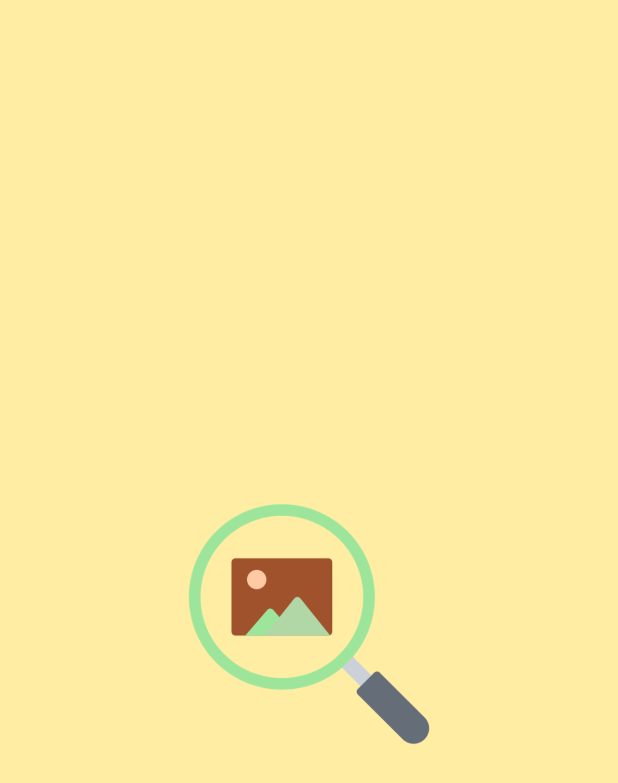
After one commit to ApexCaptain/ImageFinder, an Android app: the IntroActivity screen opened directly, with no data from a screen before it, on a phone screen of 412 x 824 dp. The commit adds this screen. Shown: the top 783 px of the screen. Run offline under Robolectric (Android 15) with nearby library versions, the phone set to English and light mode, and no system bars.

Commit message:
Swipe Refresh 및 Intro 추가

```diff
--- a/app/build.gradle
+++ b/app/build.gradle
@@ -66,6 +66,7 @@ dependencies {
 
     // Custom Layout Components
     implementation "com.wang.avi:library:$wang_avi_process_indicator_version"
+    implementation "com.github.recruit-lifestyle:WaveSwipeRefreshLayout:$wave_swpie_refresh_layout_version"
 
 
 }
--- /dev/null
+++ b/app/src/main/java/com/gmail/ayteneve93/apex/kakaopay_preassignment/view/intro/IntroActivity.kt
@@ -0,0 +1,19 @@
+package com.gmail.ayteneve93.apex.kakaopay_preassignment.view.intro
+
+import android.content.Intent
+import androidx.appcompat.app.AppCompatActivity
+import android.os.Bundle
+import android.os.Handler
+import com.gmail.ayteneve93.apex.kakaopay_preassignment.R
+import com.gmail.ayteneve93.apex.kakaopay_preassignment.view.main.MainActivity
+
+// 이번 앱의 인트로는 추가적인 프로세스가 요구되지 않으므로 뷰 모델을 작성하지 않음
+class IntroActivity : AppCompatActivity() {
+    override fun onCreate(savedInstanceState: Bundle?) {
+        super.onCreate(savedInstanceState)
+        setContentView(R.layout.activity_intro)
+        Handler().postDelayed({
+            startActivity(Intent(this, MainActivity::class.java))
+        }, 500)
+    }
+}
--- a/app/src/main/java/com/gmail/ayteneve93/apex/kakaopay_preassignment/view/main/fragments/image_list/ImageListViewModel.kt
+++ b/app/src/main/java/com/gmail/ayteneve93/apex/kakaopay_preassignment/view/main/fragments/image_list/ImageListViewModel.kt
@@ -82,6 +82,12 @@ class ImageListViewModel(
         }
     }
 
+    fun refresh() {
+        if(::mRecentQueryKeyword.isInitialized) {
+            onQueryChangedListener(mRecentQueryKeyword, mSortOption, mPageNumber, mDisplayCount)
+        }
+    }
+
     // Layout 과 바인딩 된 메소드
     fun boundOnPrevPageButtonClick() {
         onQueryChangedListener(mRecentQueryKeyword, mSortOption, mPageNumber - 1, mDisplayCount)
--- /dev/null
+++ b/app/src/main/res/layout/activity_intro.xml
@@ -0,0 +1,19 @@
+<?xml version="1.0" encoding="utf-8"?>
+
+<androidx.constraintlayout.widget.ConstraintLayout
+        xmlns:android="http://schemas.android.com/apk/res/android"
+        xmlns:tools="http://schemas.android.com/tools"
+        xmlns:app="http://schemas.android.com/apk/res-auto"
+        android:background="@color/colorPrimary"
+        android:layout_width="match_parent"
+        android:layout_height="match_parent"
+        tools:context=".view.intro.IntroActivity">
+    <ImageView
+            app:layout_constraintWidth_percent="0.4"
+            android:layout_width="0dp"
+            android:layout_height="0dp" app:srcCompat="@drawable/ic_big_launcher"
+            android:id="@+id/imageView3" android:layout_marginTop="8dp"
+            app:layout_constraintTop_toTopOf="parent"
+            app:layout_constraintBottom_toBottomOf="parent" app:layout_constraintStart_toStartOf="parent"
+            app:layout_constraintEnd_toEndOf="parent"/>
+</androidx.constraintlayout.widget.ConstraintLayout>
--- a/build.gradle
+++ b/build.gradle
@@ -22,6 +22,7 @@ buildscript {
 
         // Custom Layout Components
         wang_avi_process_indicator_version = '2.1.3'
+        wave_swpie_refresh_layout_version = '1.6'
 
 
     }
@@ -42,6 +43,9 @@ allprojects {
     repositories {
         google()
         jcenter()
+        maven {
+            url "https://jitpack.io"
+        }
     }
 }
 
```
Also changed, not shown: app/src/main/AndroidManifest.xml (+7 -3 lines), app/src/main/java/com/gmail/ayteneve93/apex/kakaopay_preassignment/view/main/MainActivity.kt (+43 -6 lines), app/src/main/java/com/gmail/ayteneve93/apex/kakaopay_preassignment/view/main/MainBroadcastPreference.kt (+11 -3 lines), app/src/main/java/com/gmail/ayteneve93/apex/kakaopay_preassignment/view/main/fragments/image_list/ImageListFragment.kt (+38 -7 lines), app/src/main/res/anim/anim_alpha_disappear.xml (added, +7 -0 lines), app/src/main/res/layout/fragment_image_detail.xml (+21 -18 lines), app/src/main/res/layout/fragment_image_list.xml (+14 -10 lines), app/src/main/res/values/strings.xml (+4 -4 lines), app/src/main/res/drawable/ic_big_launcher.png (added).
